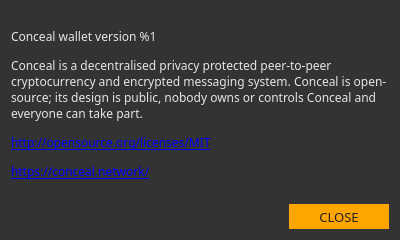
Qt form src/gui/ui/aboutdialog.ui (ConcealNetwork/conceal-desktop) before a commit.
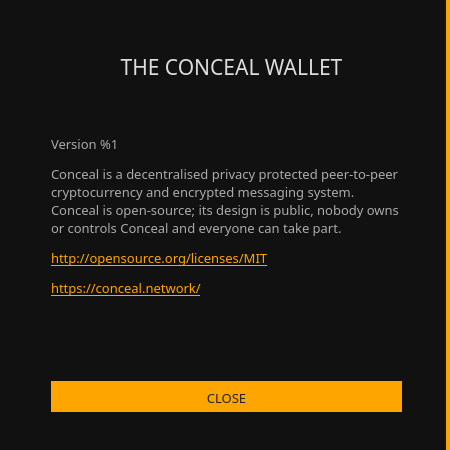
The same form after that commit.

Commit message: Add about dialog back

Diff of the .ui file:
```diff
--- a/src/gui/ui/aboutdialog.ui
+++ b/src/gui/ui/aboutdialog.ui
@@ -6,8 +6,8 @@
    <rect>
     <x>0</x>
     <y>0</y>
-    <width>400</width>
-    <height>240</height>
+    <width>450</width>
+    <height>450</height>
    </rect>
   </property>
   <property name="sizePolicy">
@@ -18,25 +18,40 @@
   </property>
   <property name="minimumSize">
    <size>
-    <width>400</width>
-    <height>240</height>
+    <width>450</width>
+    <height>450</height>
    </size>
   </property>
   <property name="maximumSize">
    <size>
-    <width>400</width>
-    <height>240</height>
+    <width>450</width>
+    <height>450</height>
    </size>
   </property>
   <property name="windowTitle">
    <string>About %1</string>
   </property>
   <property name="styleSheet">
-   <string notr="true">background-color: #333; color: #e5e5e5;</string>
+   <string notr="true">background-color: #111; border-right: 4px solid orange;</string>
   </property>
-  <layout class="QVBoxLayout" name="verticalLayout" stretch="0,0">
+  <layout class="QVBoxLayout" name="verticalLayout" stretch="0">
    <item>
+    <widget class="QGroupBox" name="groupBox">
+     <property name="styleSheet">
+      <string notr="true">border: 0px;</string>
+     </property>
+     <property name="title">
+      <string/>
+     </property>
     <widget class="QLabel" name="m_aboutLabel">
+      <property name="geometry">
+       <rect>
+        <x>40</x>
+        <y>90</y>
+        <width>351</width>
+        <height>231</height>
+       </rect>
+      </property>
      <property name="sizePolicy">
       <sizepolicy hsizetype="Preferred" vsizetype="Expanding">
        <horstretch>0</horstretch>
@@ -46,11 +61,15 @@
      <property name="font">
       <font>
        <family>Poppins</family>
-       <pointsize>9</pointsize>
-      </font>
-     </property>
+        <pointsize>10</pointsize>
+       </font>
+      </property>
+      <property name="styleSheet">
+       <string notr="true">color: #aaa;
+border-right: 0px;</string>
+      </property>
      <property name="text">
-      <string>&lt;html&gt;&lt;head/&gt;&lt;body&gt;&lt;p&gt;Conceal wallet version %1&lt;/p&gt;&lt;p&gt;Conceal is a decentralised privacy protected peer-to-peer cryptocurrency and encrypted messaging system. Conceal is open-source; its design is public, nobody owns or controls Conceal and everyone can take part.&lt;/p&gt;&lt;p&gt;&lt;a href=&quot;http://opensource.org/licenses/MIT&quot;&gt;&lt;span style=&quot; text-decoration: underline; color:#0000ff;&quot;&gt;http://opensource.org/licenses/MIT&lt;/span&gt;&lt;/a&gt;&lt;/p&gt;&lt;p&gt;&lt;a href=&quot;https://conceal.network/&quot;&gt;&lt;span style=&quot; text-decoration: underline; color:#0000ff;&quot;&gt;https://conceal.network/&lt;/span&gt;&lt;/a&gt;&lt;/p&gt;&lt;/body&gt;&lt;/html&gt;</string>
+       <string>&lt;html&gt;&lt;head/&gt;&lt;body&gt;&lt;p&gt;Version %1&lt;/p&gt;&lt;p&gt;Conceal is a decentralised privacy protected peer-to-peer cryptocurrency and encrypted messaging system. Conceal is open-source; its design is public, nobody owns or controls Conceal and everyone can take part.&lt;/p&gt;&lt;p&gt;&lt;a href=&quot;http://opensource.org/licenses/MIT&quot;&gt;&lt;span style=&quot; text-decoration: underline; color:#ffa500;&quot;&gt;http://opensource.org/licenses/MIT&lt;/span&gt;&lt;/a&gt;&lt;/p&gt;&lt;p&gt;&lt;a href=&quot;https://conceal.network/&quot;&gt;&lt;span style=&quot; text-decoration: underline; color:#ffa500;&quot;&gt;https://conceal.network/&lt;/span&gt;&lt;/a&gt;&lt;/p&gt;&lt;/body&gt;&lt;/html&gt;</string>
      </property>
      <property name="textFormat">
       <enum>Qt::RichText</enum>
@@ -62,28 +81,19 @@
       <bool>true</bool>
      </property>
     </widget>
-   </item>
-   <item>
-    <layout class="QHBoxLayout" name="horizontalLayout">
-     <item>
-      <spacer name="horizontalSpacer">
-       <property name="orientation">
-        <enum>Qt::Horizontal</enum>
-       </property>
-       <property name="sizeHint" stdset="0">
-        <size>
-         <width>40</width>
-         <height>20</height>
-        </size>
-       </property>
-      </spacer>
-     </item>
-     <item>
       <widget class="QPushButton" name="m_closeButton">
+      <property name="geometry">
+       <rect>
+        <x>40</x>
+        <y>370</y>
+        <width>351</width>
+        <height>31</height>
+       </rect>
+      </property>
        <property name="minimumSize">
         <size>
-         <width>100</width>
-         <height>25</height>
+        <width>125</width>
+        <height>31</height>
         </size>
        </property>
        <property name="font">
@@ -93,14 +103,40 @@
         </font>
        </property>
        <property name="styleSheet">
-        <string notr="true">color: #222; border-radius: 0px; border: 0px solid; background-color: orange;</string>
+       <string notr="true">color: #222; background-color: orange; border-top: 3px solid orange;
+border-right: 0px;</string>
        </property>
        <property name="text">
         <string>CLOSE</string>
        </property>
       </widget>
-     </item>
-    </layout>
+     <widget class="QLabel" name="label_3">
+      <property name="geometry">
+       <rect>
+        <x>60</x>
+        <y>40</y>
+        <width>321</width>
+        <height>31</height>
+       </rect>
+      </property>
+      <property name="font">
+       <font>
+        <family>Poppins</family>
+        <pointsize>16</pointsize>
+       </font>
+      </property>
+      <property name="styleSheet">
+       <string notr="true">color: #ddd;
+border-right: 0px;</string>
+      </property>
+      <property name="text">
+       <string>THE CONCEAL WALLET</string>
+      </property>
+      <property name="alignment">
+       <set>Qt::AlignCenter</set>
+      </property>
+     </widget>
+    </widget>
    </item>
   </layout>
  </widget>
```
Lines whose indentation alone changed are shown as unchanged. The commit also changes 5 other files.
